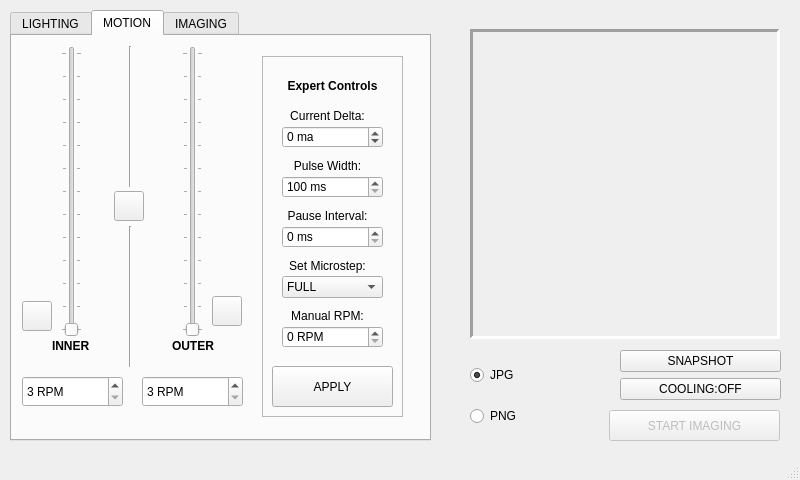
Old version of the form _ui/Clinostat.ui in the repository CoSE-Jerry/3D-Clinostat.
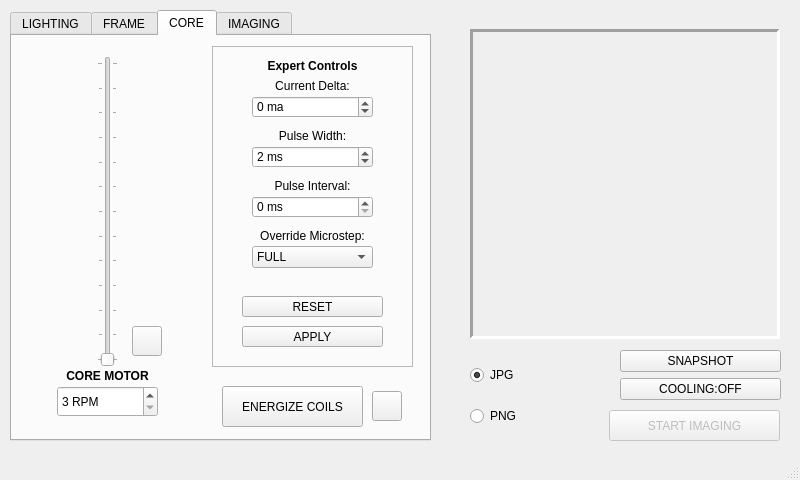
New version of the form. Icons and pictures are not drawn.

The edit to the form file:
```diff
--- a/_ui/Clinostat.ui
+++ b/_ui/Clinostat.ui
@@ -59,7 +59,7 @@
      </rect>
     </property>
     <property name="currentIndex">
-     <number>1</number>
+     <number>2</number>
     </property>
     <widget class="QWidget" name="tab">
      <attribute name="title">
@@ -425,40 +425,15 @@
     </widget>
     <widget class="QWidget" name="tab_2">
      <attribute name="title">
-      <string>MOTION</string>
+      <string>FRAME</string>
      </attribute>
-     <widget class="QSlider" name="inner_verticalSlider">
-      <property name="geometry">
-       <rect>
-        <x>49</x>
-        <y>10</y>
-        <width>21</width>
-        <height>291</height>
-       </rect>
-      </property>
-      <property name="minimum">
-       <number>3</number>
-      </property>
-      <property name="maximum">
-       <number>15</number>
-      </property>
-      <property name="orientation">
-       <enum>Qt::Vertical</enum>
-      </property>
-      <property name="tickPosition">
-       <enum>QSlider::TicksBothSides</enum>
-      </property>
-      <property name="tickInterval">
-       <number>1</number>
-      </property>
-     </widget>
      <widget class="QSlider" name="outer_verticalSlider">
       <property name="geometry">
        <rect>
-        <x>170</x>
-        <y>10</y>
+        <x>85</x>
+        <y>20</y>
         <width>21</width>
-        <height>291</height>
+        <height>311</height>
        </rect>
       </property>
       <property name="minimum">
@@ -480,30 +455,11 @@
        <number>1</number>
       </property>
      </widget>
-     <widget class="QSpinBox" name="inner_spinBox">
-      <property name="geometry">
-       <rect>
-        <x>10</x>
-        <y>340</y>
-        <width>101</width>
-        <height>31</height>
-       </rect>
-      </property>
-      <property name="suffix">
-       <string> RPM</string>
-      </property>
-      <property name="minimum">
-       <number>3</number>
-      </property>
-      <property name="maximum">
-       <number>15</number>
-      </property>
-     </widget>
      <widget class="QSpinBox" name="outer_spinBox">
       <property name="geometry">
        <rect>
-        <x>130</x>
-        <y>340</y>
+        <x>45</x>
+        <y>350</y>
         <width>101</width>
         <height>31</height>
        </rect>
@@ -521,49 +477,23 @@
      <widget class="QLabel" name="label_3">
       <property name="geometry">
        <rect>
-        <x>160</x>
-        <y>300</y>
-        <width>51</width>
+        <x>45</x>
+        <y>330</y>
+        <width>101</width>
         <height>21</height>
        </rect>
       </property>
       <property name="text">
-       <string>&lt;html&gt;&lt;head/&gt;&lt;body&gt;&lt;p&gt;&lt;span style=&quot; font-weight:600;&quot;&gt;OUTER&lt;/span&gt;&lt;/p&gt;&lt;/body&gt;&lt;/html&gt;</string>
-      </property>
-     </widget>
-     <widget class="QLabel" name="label_4">
-      <property name="geometry">
-       <rect>
-        <x>40</x>
-        <y>300</y>
-        <width>51</width>
-        <height>21</height>
-       </rect>
-      </property>
-      <property name="text">
-       <string>&lt;html&gt;&lt;head/&gt;&lt;body&gt;&lt;p&gt;&lt;span style=&quot; font-weight:600;&quot;&gt;INNER&lt;/span&gt;&lt;/p&gt;&lt;/body&gt;&lt;/html&gt;</string>
-      </property>
-     </widget>
-     <widget class="Line" name="line">
-      <property name="geometry">
-       <rect>
-        <x>93</x>
-        <y>190</y>
-        <width>51</width>
-        <height>141</height>
-       </rect>
-      </property>
-      <property name="orientation">
-       <enum>Qt::Vertical</enum>
+       <string>&lt;html&gt;&lt;head/&gt;&lt;body&gt;&lt;p align=&quot;center&quot;&gt;&lt;span style=&quot; font-weight:600;&quot;&gt;FRAME MOTOR&lt;/span&gt;&lt;/p&gt;&lt;/body&gt;&lt;/html&gt;</string>
       </property>
      </widget>
      <widget class="QFrame" name="frame_2">
       <property name="geometry">
        <rect>
-        <x>250</x>
-        <y>20</y>
-        <width>141</width>
-        <height>361</height>
+        <x>200</x>
+        <y>10</y>
+        <width>201</width>
+        <height>321</height>
        </rect>
       </property>
       <property name="frameShape">
@@ -575,9 +505,9 @@
       <widget class="QSpinBox" name="spinBox_3">
        <property name="geometry">
         <rect>
-         <x>20</x>
-         <y>70</y>
-         <width>101</width>
+         <x>40</x>
+         <y>50</y>
+         <width>121</width>
          <height>22</height>
         </rect>
        </property>
@@ -597,9 +527,9 @@
       <widget class="QLabel" name="label_2">
        <property name="geometry">
         <rect>
-         <x>10</x>
-         <y>50</y>
-         <width>111</width>
+         <x>40</x>
+         <y>30</y>
+         <width>121</width>
          <height>21</height>
         </rect>
        </property>
@@ -610,9 +540,9 @@
       <widget class="QSpinBox" name="spinBox_4">
        <property name="geometry">
         <rect>
-         <x>20</x>
-         <y>120</y>
-         <width>101</width>
+         <x>40</x>
+         <y>100</y>
+         <width>121</width>
          <height>22</height>
         </rect>
        </property>
@@ -623,18 +553,21 @@
         <string/>
        </property>
        <property name="minimum">
-        <number>100</number>
+        <number>2</number>
        </property>
        <property name="maximum">
         <number>1000</number>
        </property>
+       <property name="value">
+        <number>2</number>
+       </property>
       </widget>
       <widget class="QSpinBox" name="spinBox_5">
        <property name="geometry">
         <rect>
-         <x>20</x>
-         <y>170</y>
-         <width>101</width>
+         <x>40</x>
+         <y>150</y>
+         <width>121</width>
          <height>22</height>
         </rect>
        </property>
@@ -642,15 +575,15 @@
         <string> ms</string>
        </property>
        <property name="maximum">
-        <number>500</number>
+        <number>100000</number>
        </property>
       </widget>
       <widget class="QLabel" name="label_5">
        <property name="geometry">
         <rect>
-         <x>10</x>
-         <y>100</y>
-         <width>111</width>
+         <x>40</x>
+         <y>80</y>
+         <width>121</width>
          <height>21</height>
         </rect>
        </property>
@@ -661,22 +594,22 @@
       <widget class="QLabel" name="label_7">
        <property name="geometry">
         <rect>
-         <x>10</x>
-         <y>150</y>
-         <width>111</width>
+         <x>40</x>
+         <y>130</y>
+         <width>121</width>
          <height>21</height>
         </rect>
        </property>
        <property name="text">
-        <string>&lt;html&gt;&lt;head/&gt;&lt;body&gt;&lt;p align=&quot;center&quot;&gt;Pause Interval:&lt;/p&gt;&lt;/body&gt;&lt;/html&gt;</string>
+        <string>&lt;html&gt;&lt;head/&gt;&lt;body&gt;&lt;p align=&quot;center&quot;&gt;Pulse Interval:&lt;/p&gt;&lt;/body&gt;&lt;/html&gt;</string>
        </property>
       </widget>
       <widget class="QLabel" name="label_6">
        <property name="geometry">
         <rect>
-         <x>15</x>
-         <y>20</y>
-         <width>111</width>
+         <x>40</x>
+         <y>10</y>
+         <width>121</width>
          <height>21</height>
         </rect>
        </property>
@@ -687,61 +620,35 @@
       <widget class="QLabel" name="label_13">
        <property name="geometry">
         <rect>
-         <x>10</x>
-         <y>200</y>
-         <width>111</width>
+         <x>40</x>
+         <y>180</y>
+         <width>121</width>
          <height>21</height>
         </rect>
        </property>
        <property name="text">
-        <string>&lt;html&gt;&lt;head/&gt;&lt;body&gt;&lt;p align=&quot;center&quot;&gt;Set Microstep:&lt;/p&gt;&lt;/body&gt;&lt;/html&gt;</string>
+        <string>&lt;html&gt;&lt;head/&gt;&lt;body&gt;&lt;p align=&quot;center&quot;&gt;Override Microstep:&lt;/p&gt;&lt;/body&gt;&lt;/html&gt;</string>
        </property>
       </widget>
       <widget class="QPushButton" name="pushButton">
        <property name="geometry">
         <rect>
-         <x>10</x>
-         <y>310</y>
-         <width>121</width>
-         <height>41</height>
-        </rect>
-       </property>
-       <property name="text">
-        <string>APPLY</string>
-       </property>
-      </widget>
-      <widget class="QLabel" name="label_14">
-       <property name="geometry">
-        <rect>
-         <x>10</x>
-         <y>250</y>
-         <width>111</width>
+         <x>30</x>
+         <y>280</y>
+         <width>141</width>
          <height>21</height>
         </rect>
        </property>
        <property name="text">
-        <string>&lt;html&gt;&lt;head/&gt;&lt;body&gt;&lt;p align=&quot;center&quot;&gt;Manual RPM:&lt;/p&gt;&lt;/body&gt;&lt;/html&gt;</string>
-       </property>
-      </widget>
-      <widget class="QSpinBox" name="spinBox_7">
-       <property name="geometry">
-        <rect>
-         <x>20</x>
-         <y>270</y>
-         <width>101</width>
-         <height>22</height>
-        </rect>
-       </property>
-       <property name="suffix">
-        <string> RPM</string>
+        <string>APPLY</string>
        </property>
       </widget>
       <widget class="QComboBox" name="comboBox">
        <property name="geometry">
         <rect>
-         <x>20</x>
-         <y>220</y>
-         <width>101</width>
+         <x>40</x>
+         <y>200</y>
+         <width>121</width>
          <height>22</height>
         </rect>
        </property>
@@ -790,8 +697,44 @@
      <widget class="QPushButton" name="pushButton_link">
       <property name="geometry">
        <rect>
-        <x>102</x>
-        <y>155</y>
+        <x>210</x>
+        <y>350</y>
+        <width>141</width>
+        <height>41</height>
+       </rect>
+      </property>
+      <property name="text">
+       <string>ENERGIZE COILS</string>
+      </property>
+     </widget>
+     <widget class="QPushButton" name="pushButton_16">
+      <property name="geometry">
+       <rect>
+        <x>120</x>
+        <y>290</y>
+        <width>30</width>
+        <height>30</height>
+       </rect>
+      </property>
+      <property name="text">
+       <string/>
+      </property>
+      <property name="icon">
+       <iconset>
+        <normaloff>../_image/Reversal.png</normaloff>../_image/Reversal.png</iconset>
+      </property>
+      <property name="iconSize">
+       <size>
+        <width>20</width>
+        <height>20</height>
+       </size>
+      </property>
+     </widget>
+     <widget class="QPushButton" name="pushButton_19">
+      <property name="geometry">
+       <rect>
+        <x>360</x>
+        <y>355</y>
         <width>30</width>
         <height>30</height>
        </rect>
@@ -810,24 +753,44 @@
        </size>
       </property>
      </widget>
-     <widget class="Line" name="line_2">
+    </widget>
+    <widget class="QWidget" name="Core_tab">
+     <attribute name="title">
+      <string>CORE</string>
+     </attribute>
+     <widget class="QSlider" name="outer_verticalSlider_2">
       <property name="geometry">
        <rect>
-        <x>93</x>
-        <y>10</y>
-        <width>51</width>
-        <height>141</height>
+        <x>85</x>
+        <y>20</y>
+        <width>21</width>
+        <height>311</height>
        </rect>
       </property>
+      <property name="minimum">
+       <number>3</number>
+      </property>
+      <property name="maximum">
+       <number>15</number>
+      </property>
+      <property name="tracking">
+       <bool>true</bool>
+      </property>
       <property name="orientation">
        <enum>Qt::Vertical</enum>
       </property>
+      <property name="tickPosition">
+       <enum>QSlider::TicksBothSides</enum>
+      </property>
+      <property name="tickInterval">
+       <number>1</number>
+      </property>
      </widget>
-     <widget class="QPushButton" name="pushButton_3">
+     <widget class="QPushButton" name="pushButton_5">
       <property name="geometry">
        <rect>
-        <x>10</x>
-        <y>265</y>
+        <x>120</x>
+        <y>290</y>
         <width>30</width>
         <height>30</height>
        </rect>
@@ -846,11 +809,279 @@
        </size>
       </property>
      </widget>
-     <widget class="QPushButton" name="pushButton_4">
+     <widget class="QFrame" name="frame_3">
       <property name="geometry">
        <rect>
         <x>200</x>
-        <y>260</y>
+        <y>10</y>
+        <width>201</width>
+        <height>321</height>
+       </rect>
+      </property>
+      <property name="frameShape">
+       <enum>QFrame::StyledPanel</enum>
+      </property>
+      <property name="frameShadow">
+       <enum>QFrame::Raised</enum>
+      </property>
+      <widget class="QSpinBox" name="spinBox_39">
+       <property name="geometry">
+        <rect>
+         <x>40</x>
+         <y>50</y>
+         <width>121</width>
+         <height>22</height>
+        </rect>
+       </property>
+       <property name="suffix">
+        <string> ma</string>
+       </property>
+       <property name="prefix">
+        <string/>
+       </property>
+       <property name="minimum">
+        <number>-200</number>
+       </property>
+       <property name="maximum">
+        <number>200</number>
+       </property>
+      </widget>
+      <widget class="QLabel" name="label_62">
+       <property name="geometry">
+        <rect>
+         <x>40</x>
+         <y>30</y>
+         <width>121</width>
+         <height>21</height>
+        </rect>
+       </property>
+       <property name="text">
+        <string>&lt;html&gt;&lt;head/&gt;&lt;body&gt;&lt;p align=&quot;center&quot;&gt;Current Delta:&lt;/p&gt;&lt;/body&gt;&lt;/html&gt;</string>
+       </property>
+      </widget>
+      <widget class="QSpinBox" name="spinBox_40">
+       <property name="geometry">
+        <rect>
+         <x>40</x>
+         <y>100</y>
+         <width>121</width>
+         <height>22</height>
+        </rect>
+       </property>
+       <property name="suffix">
+        <string> ms</string>
+       </property>
+       <property name="prefix">
+        <string/>
+       </property>
+       <property name="minimum">
+        <number>1</number>
+       </property>
+       <property name="maximum">
+        <number>1000</number>
+       </property>
+       <property name="value">
+        <number>2</number>
+       </property>
+      </widget>
+      <widget class="QSpinBox" name="spinBox_41">
+       <property name="geometry">
+        <rect>
+         <x>40</x>
+         <y>150</y>
+         <width>121</width>
+         <height>22</height>
+        </rect>
+       </property>
+       <property name="suffix">
+        <string> ms</string>
+       </property>
+       <property name="maximum">
+        <number>100000</number>
+       </property>
+      </widget>
+      <widget class="QLabel" name="label_63">
+       <property name="geometry">
+        <rect>
+         <x>40</x>
+         <y>80</y>
+         <width>121</width>
+         <height>21</height>
+        </rect>
+       </property>
+       <property name="text">
+        <string>&lt;html&gt;&lt;head/&gt;&lt;body&gt;&lt;p align=&quot;center&quot;&gt;Pulse Width:&lt;/p&gt;&lt;/body&gt;&lt;/html&gt;</string>
+       </property>
+      </widget>
+      <widget class="QLabel" name="label_64">
+       <property name="geometry">
+        <rect>
+         <x>40</x>
+         <y>130</y>
+         <width>121</width>
+         <height>21</height>
+        </rect>
+       </property>
+       <property name="text">
+        <string>&lt;html&gt;&lt;head/&gt;&lt;body&gt;&lt;p align=&quot;center&quot;&gt;Pulse Interval:&lt;/p&gt;&lt;/body&gt;&lt;/html&gt;</string>
+       </property>
+      </widget>
+      <widget class="QLabel" name="label_65">
+       <property name="geometry">
+        <rect>
+         <x>40</x>
+         <y>10</y>
+         <width>121</width>
+         <height>21</height>
+        </rect>
+       </property>
+       <property name="text">
+        <string>&lt;html&gt;&lt;head/&gt;&lt;body&gt;&lt;p align=&quot;center&quot;&gt;&lt;span style=&quot; font-weight:600;&quot;&gt;Expert Controls&lt;/span&gt;&lt;/p&gt;&lt;/body&gt;&lt;/html&gt;</string>
+       </property>
+      </widget>
+      <widget class="QLabel" name="label_66">
+       <property name="geometry">
+        <rect>
+         <x>40</x>
+         <y>180</y>
+         <width>121</width>
+         <height>21</height>
+        </rect>
+       </property>
+       <property name="text">
+        <string>&lt;html&gt;&lt;head/&gt;&lt;body&gt;&lt;p align=&quot;center&quot;&gt;Override Microstep:&lt;/p&gt;&lt;/body&gt;&lt;/html&gt;</string>
+       </property>
+      </widget>
+      <widget class="QPushButton" name="pushButton_12">
+       <property name="geometry">
+        <rect>
+         <x>30</x>
+         <y>280</y>
+         <width>141</width>
+         <height>21</height>
+        </rect>
+       </property>
+       <property name="text">
+        <string>APPLY</string>
+       </property>
+      </widget>
+      <widget class="QComboBox" name="comboBox_10">
+       <property name="geometry">
+        <rect>
+         <x>40</x>
+         <y>200</y>
+         <width>121</width>
+         <height>22</height>
+        </rect>
+       </property>
+       <item>
+        <property name="text">
+         <string>FULL</string>
+        </property>
+       </item>
+       <item>
+        <property name="text">
+         <string>1/2</string>
+        </property>
+       </item>
+       <item>
+        <property name="text">
+         <string>1/4</string>
+        </property>
+       </item>
+       <item>
+        <property name="text">
+         <string>1/8</string>
+        </property>
+       </item>
+       <item>
+        <property name="text">
+         <string>1/16</string>
+        </property>
+       </item>
+       <item>
+        <property name="text">
+         <string>1/32</string>
+        </property>
+       </item>
+       <item>
+        <property name="text">
+         <string>1/64</string>
+        </property>
+       </item>
+       <item>
+        <property name="text">
+         <string>1/128</string>
+        </property>
+       </item>
+      </widget>
+      <widget class="QPushButton" name="pushButton_14">
+       <property name="geometry">
+        <rect>
+         <x>30</x>
+         <y>250</y>
+         <width>141</width>
+         <height>21</height>
+        </rect>
+       </property>
+       <property name="text">
+        <string>RESET</string>
+       </property>
+      </widget>
+     </widget>
+     <widget class="QLabel" name="label_68">
+      <property name="geometry">
+       <rect>
+        <x>45</x>
+        <y>330</y>
+        <width>101</width>
+        <height>21</height>
+       </rect>
+      </property>
+      <property name="text">
+       <string>&lt;html&gt;&lt;head/&gt;&lt;body&gt;&lt;p align=&quot;center&quot;&gt;&lt;span style=&quot; font-weight:600;&quot;&gt;CORE MOTOR&lt;/span&gt;&lt;/p&gt;&lt;/body&gt;&lt;/html&gt;</string>
+      </property>
+     </widget>
+     <widget class="QSpinBox" name="outer_spinBox_2">
+      <property name="geometry">
+       <rect>
+        <x>45</x>
+        <y>350</y>
+        <width>101</width>
+        <height>31</height>
+       </rect>
+      </property>
+      <property name="suffix">
+       <string> RPM</string>
+      </property>
+      <property name="minimum">
+       <number>3</number>
+      </property>
+      <property name="maximum">
+       <number>15</number>
+      </property>
+      <property name="value">
+       <number>3</number>
+      </property>
+     </widget>
+     <widget class="QPushButton" name="pushButton_17">
+      <property name="geometry">
+       <rect>
+        <x>210</x>
+        <y>350</y>
+        <width>141</width>
+        <height>41</height>
+       </rect>
+      </property>
+      <property name="text">
+       <string>ENERGIZE COILS</string>
+      </property>
+     </widget>
+     <widget class="QPushButton" name="pushButton_18">
+      <property name="geometry">
+       <rect>
+        <x>360</x>
+        <y>355</y>
         <width>30</width>
         <height>30</height>
        </rect>
```
Left out of the diff: 23 changed lines with no effect on the pictures.
